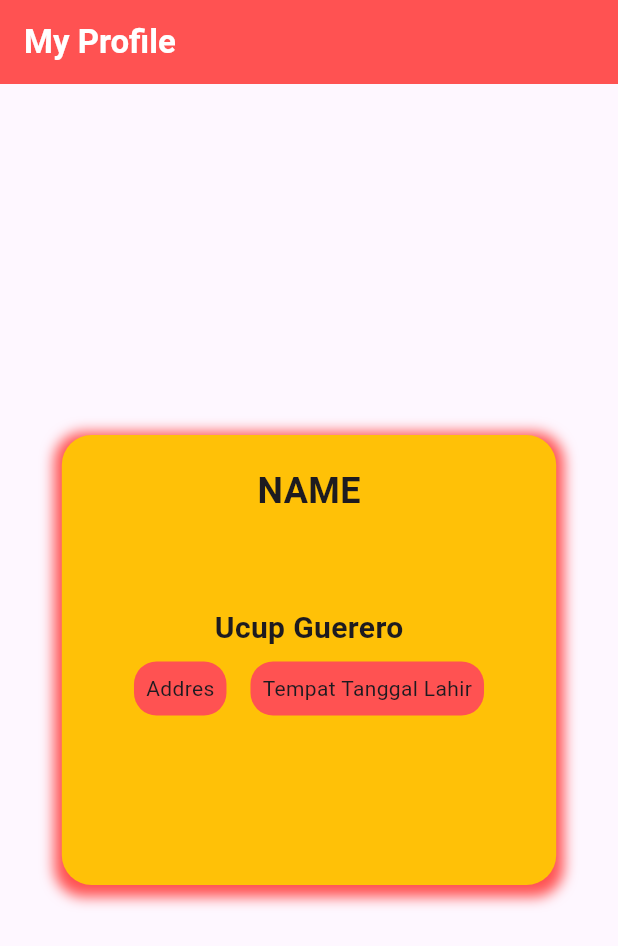
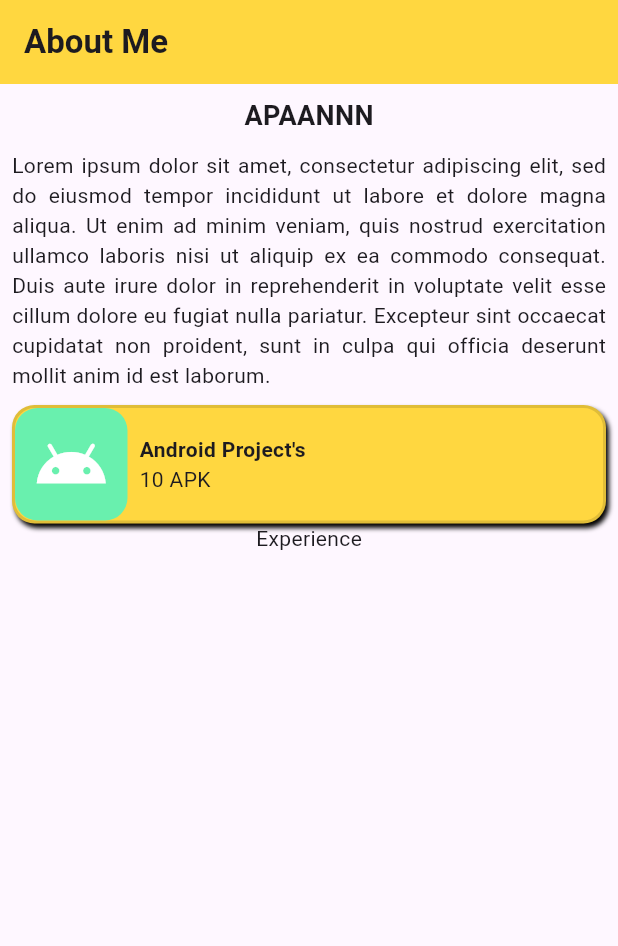
Before and after one commit to AhmadAffan28/flutter_profile_card, a Flutter app: the screen it shows after launch, on a phone screen of 412 x 824 dp. Shown: the top 946 px of the screen. Run offline on Flutter 3.47's test engine with Material 3 defaults, Android fonts, the phone set to English and light mode, and no system bars.

Commit message:
book sedow

```diff
--- /dev/null
+++ b/lib/about.me.dart
@@ -0,0 +1,106 @@
+import 'package:flutter/material.dart';
+
+class AboutMe extends StatelessWidget {
+  const AboutMe({super.key});
+
+  @override
+  Widget build(BuildContext context) {
+    return Scaffold(
+      appBar: AppBar(
+        title: Text('About Me', style: TextStyle(fontWeight: FontWeight.bold),),
+        backgroundColor: Colors.amberAccent,
+      ),
+      body: Padding(
+        padding: const EdgeInsets.all(8.0),
+        child: Center(
+          child: Column(
+            children: <Widget>[
+              /**
+               * TEXT NAME
+               */
+              Text(
+                'Apaannn'.toUpperCase(),
+                style: TextStyle(
+                  fontSize: 18,
+                  fontWeight: FontWeight.bold,
+                ),
+              ),
+              /**
+               * SPACER
+               */
+              SizedBox(
+                height: 10,
+              ),
+              /**
+               * TEXT ABOUT
+               */
+              Text(
+                'Lorem ipsum dolor sit amet, consectetur adipiscing elit, sed do eiusmod tempor incididunt ut labore et dolore magna aliqua. Ut enim ad minim veniam, quis nostrud exercitation ullamco laboris nisi ut aliquip ex ea commodo consequat. Duis aute irure dolor in reprehenderit in voluptate velit esse cillum dolore eu fugiat nulla pariatur. Excepteur sint occaecat cupidatat non proident, sunt in culpa qui officia deserunt mollit anim id est laborum.',
+                style: TextStyle(),
+                textAlign: TextAlign.justify,
+              ),
+              /**
+               * SPACER
+               */
+              SizedBox(
+                height: 10,
+              ),
+              Container(
+                decoration: BoxDecoration(
+                  color: Colors.amberAccent,
+                  borderRadius: BorderRadius.circular(15),
+                  border: Border.all(
+                    color: Colors.black12,
+                    width: 2,
+                  ),
+                  boxShadow: [
+                    BoxShadow(
+                      blurRadius: 2,
+                      offset: Offset(2, 3),
+                      color: Colors.black,
+                    )
+                  ],
+                ),
+                child: Row(
+                  children: <Widget>[
+                    Container(
+                      width: 75,
+                      height: 75,
+                      decoration: BoxDecoration(
+                        color: Colors.greenAccent,
+                        borderRadius: BorderRadius.circular(
+                          15
+                        ),
+                      ),
+                      child: Icon(
+                        Icons.android,
+                        color: Colors.white,
+                        size: 50,
+                      ),
+                    ),
+                    Padding(
+                      padding: const EdgeInsets.all(8.0),
+                      child: Column(
+                        crossAxisAlignment: CrossAxisAlignment.start,
+                        children: [
+                          Text(
+                            'Android Project\'s',
+                            style: TextStyle(
+                              fontWeight: FontWeight.bold,
+                            ),
+                          ),
+                          Text('10 APK'),
+                        ],
+                      ),
+                    ),
+                  ],
+                ),
+              ),
+              Text('Experience')
+            ],
+          ),
+        ),
+      ),
+    );
+  }
+}
--- a/lib/main.dart
+++ b/lib/main.dart
@@ -1,4 +1,5 @@
 import 'package:flutter/material.dart';
+import 'package:flutter_application_1/about.me.dart';
 import 'package:flutter_application_1/profile.dart';
 
 void main(List<String> args) {
@@ -11,7 +12,7 @@ class MainPage extends StatelessWidget {
   @override
   Widget build(BuildContext context) {
     return MaterialApp(
-      home: ProfileCard(),
+      home: AboutMe(),
       debugShowCheckedModeBanner: false,
     );
   }
```
